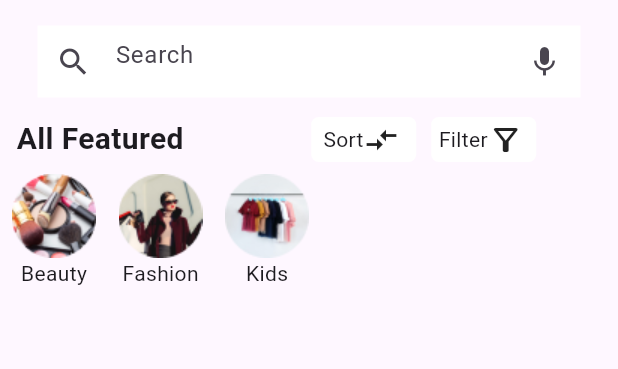
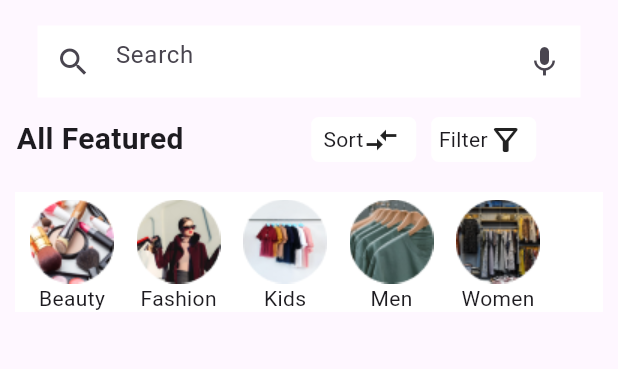
Before and after one commit to aleena02122002/stacked_ecommerceApp, a Flutter app: the screen it shows after launch, on a phone screen of 412 x 824 dp, the part 66-435 px from its top. Run offline on Flutter 3.47's test engine with Material 3 defaults, Android fonts, the phone set to English and light mode, and no system bars; our stand-ins replace stacked, stacked_services, stacked_shared.

Commit message:
home features added

```diff
--- a/lib/home/home.dart
+++ b/lib/home/home.dart
@@ -1,6 +1,4 @@
-import 'package:e_commerce/app/app.dart';
 import 'package:e_commerce/home/home_viewmodel.dart';
-import 'package:flutter/cupertino.dart';
 import 'package:stacked/stacked.dart';
 import 'package:flutter/material.dart';
 
@@ -15,13 +13,13 @@ class HomeView extends StatelessWidget {
           return SafeArea(
             child: Scaffold(
               appBar: AppBar(
-                title: Image(image: AssetImage("assets/images/logo.png")),
+                title: const Image(image: AssetImage("assets/images/logo.png")),
               ),
               body: Column(
                 children: [
               Container(
-              padding: EdgeInsets.symmetric(horizontal: 25,vertical: 5.0),
-              child: Center(
+              padding: const EdgeInsets.symmetric(horizontal: 25,vertical: 5.0),
+              child: const Center(
                 child: Flexible(
                   child: TextField(
 
@@ -41,8 +39,8 @@ class HomeView extends StatelessWidget {
                     padding: const EdgeInsets.symmetric(horizontal: 11.0,vertical: 8.0),
                     child: Row(
                       children: [
-                        Text("All Featured",style: TextStyle(fontWeight: FontWeight.bold,fontSize: 20),),
-                        SizedBox(width: 85,),
+                        const Text("All Featured",style: TextStyle(fontWeight: FontWeight.bold,fontSize: 20),),
+                        const SizedBox(width: 85,),
                         Container(
                           height: 30,
                           width: 70,
@@ -50,8 +48,8 @@ class HomeView extends StatelessWidget {
                               borderRadius: BorderRadius.circular(5),
                               color: Colors.white
                           ),
-                          child: Padding(
-                            padding: const EdgeInsets.symmetric(horizontal: 8.0),
+                          child: const Padding(
+                            padding: EdgeInsets.symmetric(horizontal: 8.0),
                             child: Row(
                               children: [
                                 Text("Sort"),
@@ -60,7 +58,7 @@ class HomeView extends StatelessWidget {
                             ),
                           ),
                         ),
-                        SizedBox(width: 10),
+                        const SizedBox(width: 10),
                         Container(
                           height: 30,
                           width: 70,
@@ -69,8 +67,8 @@ class HomeView extends StatelessWidget {
                             borderRadius: BorderRadius.circular(5),
                             color: Colors.white
                           ),
-                          child: Padding(
-                            padding: const EdgeInsets.symmetric(horizontal: 5.0),
+                          child: const Padding(
+                            padding: EdgeInsets.symmetric(horizontal: 5.0),
                             child: Row(
                               children: [
                                 Text("Filter"),
@@ -82,9 +80,14 @@ class HomeView extends StatelessWidget {
                       ],
                     ),
                   ),
-                  SingleChildScrollView(
+                  Padding(
+                    padding: const EdgeInsets.symmetric(vertical: 12.0,horizontal: 10),
+                    child: Container(
+                      height: 80,
+                      color: Colors.white,
+                      child: const SingleChildScrollView(
                         child: Padding(
-                      padding: const EdgeInsets.symmetric(horizontal: 8.0),
+                          padding: EdgeInsets.symmetric(vertical: 5,horizontal: 10.0),
                           child: Row(
                             children: [
                               Column(
@@ -106,8 +109,24 @@ class HomeView extends StatelessWidget {
                                   Image(image: AssetImage("assets/images/kids.png")),
                                   Text("Kids"),
                                 ],
-                          )
+                              ),
+                              SizedBox(width: 15,),
+                              Column(
+                                children: [
+                                  Image(image: AssetImage("assets/images/men.png")),
+                                  Text("Men"),
                                 ],
+                              ),
+                              SizedBox(width: 15,),
+                              Column(
+                                children: [
+                                  Image(image: AssetImage("assets/images/women.png")),
+                                  Text("Women"),
+                                ],
+                              ),
+                            ],
+                          ),
+                        ),
                       ),
                     ),
                   )
```
Also changed, not shown: assets/images/women.png (added). Lines whose indentation alone changed are shown as unchanged.
